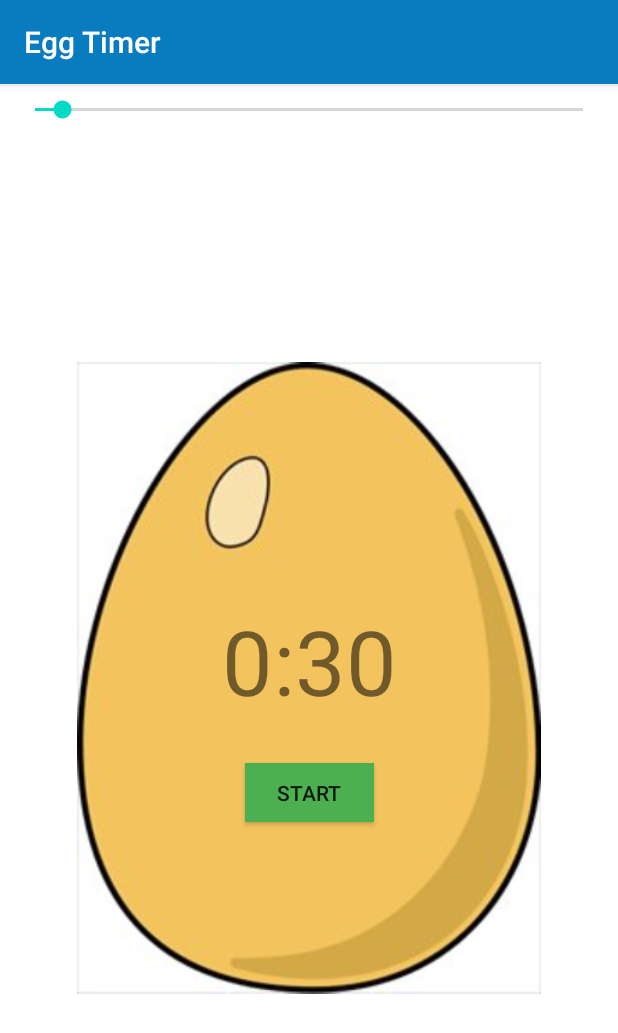
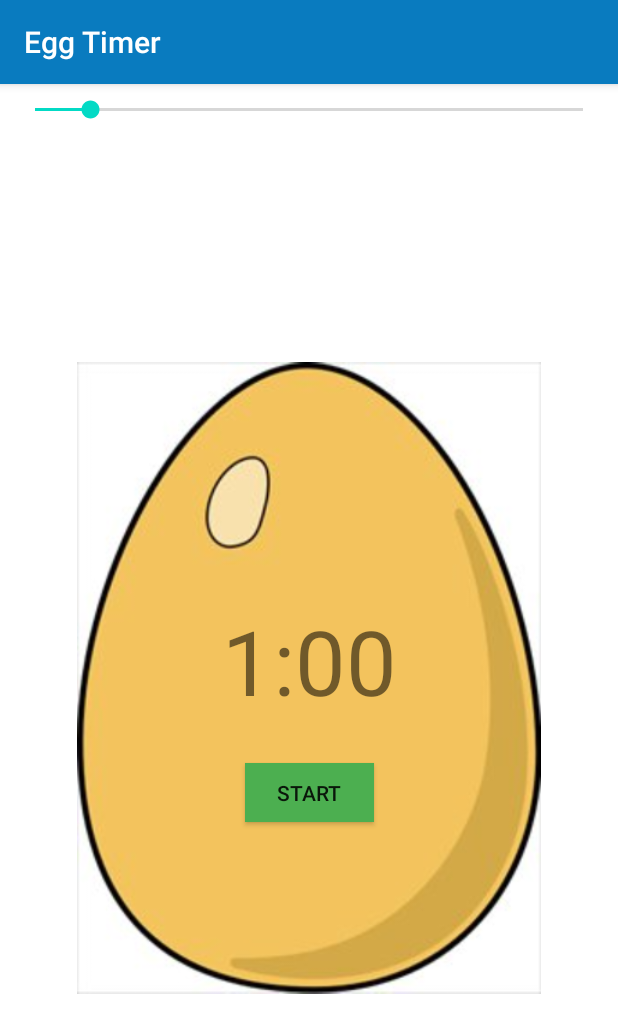
Before and after one commit to bhanureddy2105/Egg-Timer, an Android app: the screen it shows after launch (MainActivity), after a tap on "STOP", on a phone screen of 412 x 824 dp. Shown: the top 1033 px of the screen. Run offline under Robolectric (Android 15) with nearby library versions, the phone set to English and light mode, and no system bars; 1 other tap on this screen came first.

Commit message:
Changes in Initial Time

```diff
--- a/app/src/main/java/com/example/eggtimer/MainActivity.java
+++ b/app/src/main/java/com/example/eggtimer/MainActivity.java
@@ -22,8 +22,8 @@ public class MainActivity extends AppCompatActivity {
     CountDownTimer countDownTimer;
 
     public void resetTimer(){
-        textView.setText("0:30");
-        seekBar.setProgress(30);
+        textView.setText("1:00");
+        seekBar.setProgress(60);
         seekBar.setEnabled(true);
         countDownTimer.cancel();
         button.setText("Start");
@@ -39,14 +39,10 @@ public class MainActivity extends AppCompatActivity {
 
         } else {
 
-
             countDownTimer = new CountDownTimer(seekBar.getProgress() * 1000 + 100, 1000) {
                 @Override
                 public void onTick(long millisUntilFinished) {
-
                     updateTimer((int) millisUntilFinished / 1000);
-
-
                 }
 
                 @Override
@@ -54,7 +50,6 @@ public class MainActivity extends AppCompatActivity {
 
                     MediaPlayer mediaPlayer = MediaPlayer.create(getApplicationContext(), R.raw.air_horn);
                     mediaPlayer.start();
-
                     resetTimer();
                 }
             }.start();
@@ -86,6 +81,9 @@ public class MainActivity extends AppCompatActivity {
             timeTextView.setText(secondString+" Seconds left");
 
         }
+        else if(seconds==0 && minutes==1){
+            secondString="00";
+        }
         else if(seconds==0 && minutes<=1){
             timeTextView.setText("TIME UP!");
         }
@@ -108,14 +106,12 @@ public class MainActivity extends AppCompatActivity {
         button1=findViewById(R.id.button);
 
         seekBar.setMax(600);
-        seekBar.setProgress(30);
+        seekBar.setProgress(60);
         seekBar.setOnSeekBarChangeListener(new SeekBar.OnSeekBarChangeListener() {
             @Override
             public void onProgressChanged(SeekBar seekBar, int progress, boolean fromUser) {
                 updateTimer(progress);
                 timeTextView.setVisibility(View.INVISIBLE);
-
-
 
             }
 
--- a/app/src/main/res/layout/activity_main.xml
+++ b/app/src/main/res/layout/activity_main.xml
@@ -38,7 +38,7 @@
         android:id="@+id/textView"
         android:layout_width="wrap_content"
         android:layout_height="wrap_content"
-        android:text="0:30"
+        android:text="1:00"
         android:textSize="60sp"
         app:layout_constraintBottom_toBottomOf="parent"
         app:layout_constraintEnd_toEndOf="parent"
--- a/build.gradle
+++ b/build.gradle
@@ -8,7 +8,7 @@ buildscript {
 
     }
     dependencies {
-        classpath 'com.android.tools.build:gradle:3.6.2'
+        classpath 'com.android.tools.build:gradle:4.0.0'
 
 
         // NOTE: Do not place your application dependencies here; they belong
```
Also changed, not shown: gradle/wrapper/gradle-wrapper.properties.
